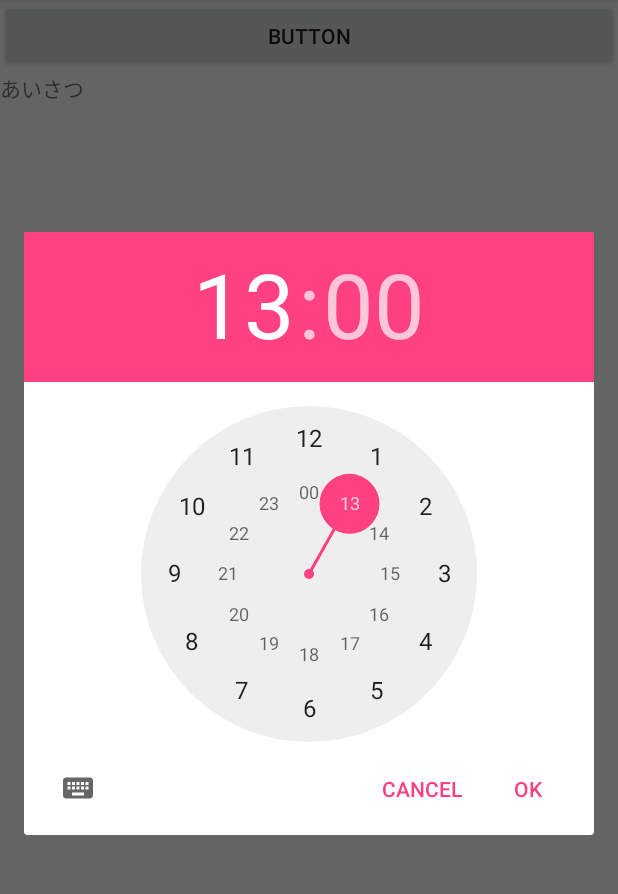
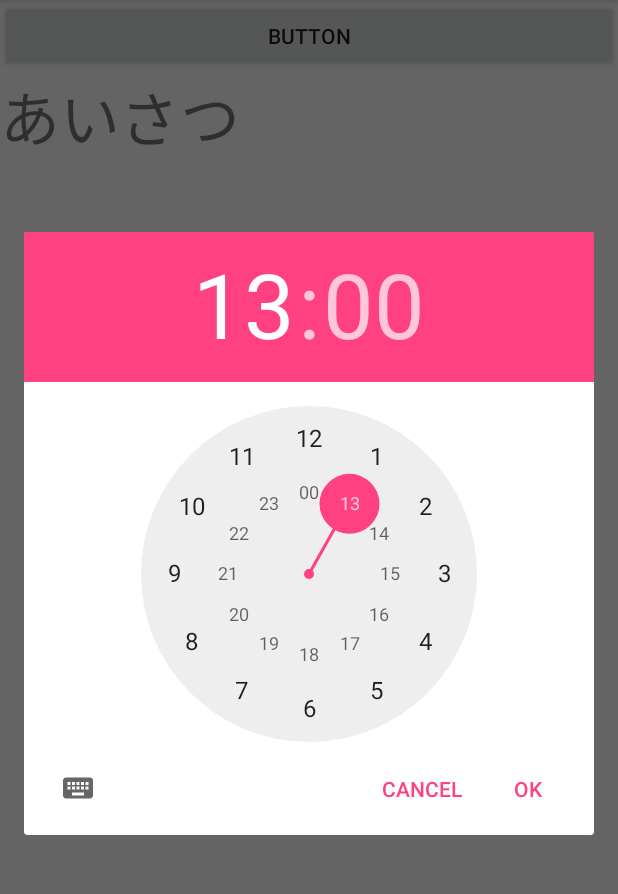
Before and after one commit to Mekaru1994/AisatsuApp, an Android app: the screen it shows after launch (MainActivity), after a tap on "BUTTON", on a phone screen of 412 x 824 dp, the part 84-978 px from its top. Run offline under Robolectric (Android 15) with nearby library versions, the phone set to English and light mode, and no system bars.

Commit message:
課題UI　01

```diff
--- a/app/src/main/res/layout/activity_main.xml
+++ b/app/src/main/res/layout/activity_main.xml
@@ -12,6 +12,7 @@
         android:id="@+id/button1"/>
 
     <TextView
+        android:textSize="40dp"
         android:layout_width="wrap_content"
         android:layout_height="wrap_content"
         android:text="あいさつ"
```
